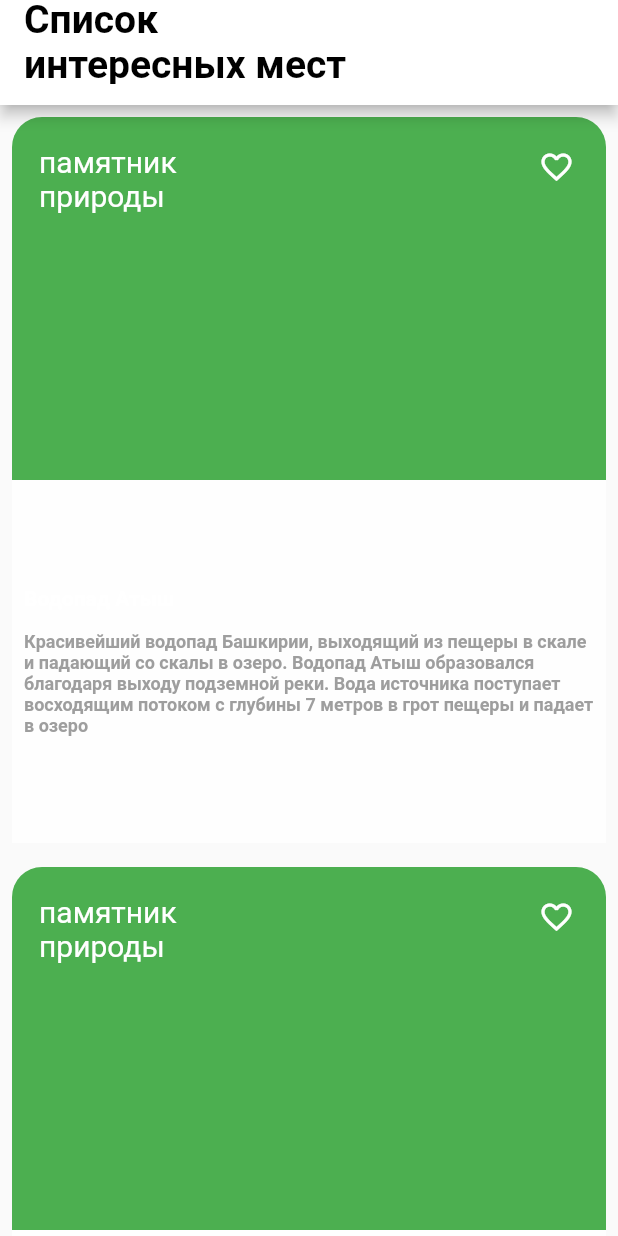
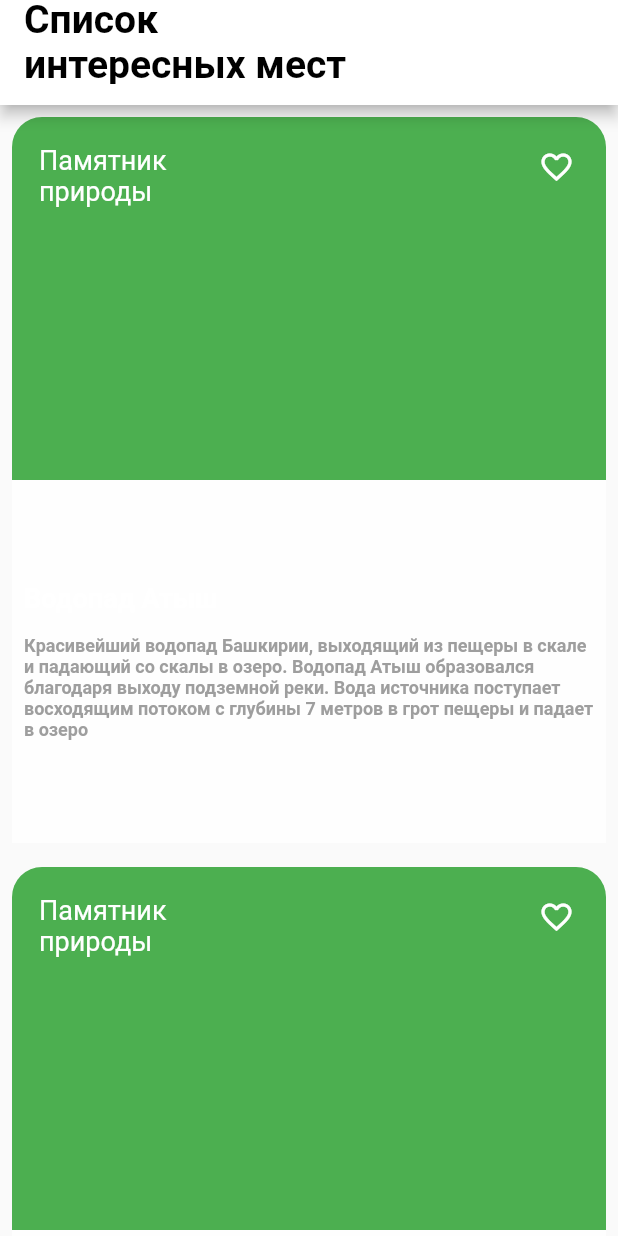
Before and after one commit to venerara/places, a Flutter app: the screen it shows after launch, on a phone screen of 412 x 824 dp. Run offline on Flutter 3.47's test engine with Material 2 defaults, Android fonts, the phone set to English and light mode, and no system bars.

Commit message:
changed files

```diff
--- a/lib/main.dart
+++ b/lib/main.dart
@@ -6,6 +6,7 @@ import 'package:places/ui/screen/sight_details.dart';
 import 'package:places/ui/screen/Sight_list_screen.dart';
 import 'package:places/ui/screen/sight_card.dart';
 import 'package:places/mocks.dart';
+import 'package:places/ui/res/appstrings.dart';
 
 void main() {
   runApp(App());
--- a/lib/ui/screen/sight_card.dart
+++ b/lib/ui/screen/sight_card.dart
@@ -1,21 +1,15 @@
 import 'package:flutter/material.dart';
+import 'package:places/domain/sight.dart';
+import 'package:places/ui/res/appstrings.dart';
+import 'package:places/ui/res/buttons.dart';
+import 'package:places/mocks.dart';
 
 class SightCard extends StatelessWidget {
-  final String name; //название достопримечательности
-  final double lat; //координата места
-  final double lon; //координата места
-  final String url; //путь до фотографии в интернете
-  final String details; //описание достопримечательности
-  final String type; //тип достопримечательности
-
-  SightCard({
-    required this.name,
-    required this.lat,
-    required this.lon,
-    required this.url,
-    required this.details,
-    required this.type,
-  });
+  final Sight sight;
+  const SightCard({
+    Key? key,
+    required this.sight,
+  }) : super(key: key);
 
   @override
   Widget build(BuildContext context) {
@@ -31,7 +25,9 @@ class SightCard extends StatelessWidget {
                 color: Colors.green,
                 borderRadius: BorderRadius.only(
                   topLeft: Radius.circular(20),
-                    topRight: Radius.circular(20))),
+                  topRight: Radius.circular(20),
+                ),
+              ),
               child: Stack(
                 children: <Widget>[
                   Positioned(
@@ -40,12 +36,10 @@ class SightCard extends StatelessWidget {
                     child: Container(
                       width: 100.0,
                       height: 100.0,
-                    child: (Text(
-                      type,
-                      style: TextStyle(fontSize: 20, color: Colors.white),
-                    )),
+                      child: TextWrapper(text: sight.type),
                     ),
                   ),
+                  // ),
                   Positioned(
                     top: 10,
                     right: 10,
@@ -57,7 +51,8 @@ class SightCard extends StatelessWidget {
                   ),
                 ],
               ),
-          )),
+            ),
+          ),
           Expanded(
             child: Container(
               color: Colors.white70,
@@ -65,15 +60,16 @@ class SightCard extends StatelessWidget {
               alignment: Alignment.centerLeft,
               child: RichText(
                 text: TextSpan(
-                  text: (name + '\n'),
+                  text: (sight.name + '\n'),
                   style: TextStyle(
                     fontWeight: FontWeight.bold,
-                    fontSize: 14,
+                    fontSize: 18,
                   ),
                   children: [
                     TextSpan(
-                        text: ('\n' + details),
-                        style: TextStyle(color: Colors.grey, fontSize: 12)),
+                      text: ('\n' + sight.details),
+                      style: TextStyle(color: Colors.grey, fontSize: 12),
+                    ),
                   ],
                 ),
               ),
@@ -84,3 +80,13 @@ class SightCard extends StatelessWidget {
     );
   }
 }
+
+class TextWrapper extends StatelessWidget {
+  final String text;
+  const TextWrapper({Key? key, required this.text}) : super(key: key);
+
+  @override
+  Widget build(BuildContext context) {
+    return Text(text, style: TextStyle(fontSize: 18, color: Colors.white));
+  }
+}
--- a/lib/ui/screen/sight_list_screen.dart
+++ b/lib/ui/screen/sight_list_screen.dart
@@ -1,5 +1,9 @@
 import 'package:flutter/material.dart';
+import 'package:places/ui/res/appstrings.dart';
+import 'package:places/ui/res/buttons.dart';
 import 'package:places/ui/screen/sight_card.dart';
+import 'package:places/domain/sight.dart';
+import 'package:places/mocks.dart';
 
 class SightListScreen extends StatefulWidget {
   const SightListScreen({
@@ -11,14 +15,6 @@ class SightListScreen extends StatefulWidget {
 }
 
 class _SightListScreenState extends State<SightListScreen> {
-  int count = 0;
-
-  void incrementcount() {
-    setState(() {
-      count++;
-    });
-  }
-
   @override
   Widget build(BuildContext context) {
     return Scaffold(
@@ -27,36 +23,9 @@ class _SightListScreenState extends State<SightListScreen> {
         child: SingleChildScrollView(
           child: Column(
             children: [
-              SightCard(
-                name: 'Водопад Атыш',
-                lat: 54.87,
-                lon: 55.27,
-                url:
-                    'https://uraloved.ru/images/mesta/bashkiriya/lemeza/atish-7.jpg',
-                details:
-                    'Красивейший водопад Башкирии, выходящий из пещеры в скале и падающий со скалы в озеро. Водопад Атыш образовался благодаря выходу подземной реки. Вода источника поступает восходящим потоком с глубины 7 метров в грот пещеры и падает в озеро',
-                type: 'памятник природы',
-              ),
-              SightCard(
-                name: 'Пещера Шульган-Таш',
-                lat: 53.02,
-                lon: 57.03,
-                url:
-                    'https://uraloved.ru/images/mesta/bashkiriya/belaya/kapova-pesh-4.jpg',
-                details:
-                    'Широкую известность пещере придали  около двухсот древних наскальных рисунков, выполненных красной охрой и углем. Возраст рисунков  – 14−14,5 тысяч лет, размер – от 44 до 112 сантиметров. Древние люди изобразили мамонтов, лошадей, других животных, антропоморфные фигуры. Слева от входа в пещеру – озеро глубиной более 80 метров',
-                type: 'памятник природы',
-              ),
-              SightCard(
-                name: 'Голубое озеро',
-                lat: 54.35,
-                lon: 55.87,
-                url:
-                    'https://img.tourister.ru/files/2/3/0/7/8/3/1/3/clones/870_653_fixedwidth.jpg',
-                details:
-                    'Голубое озеро, свое название оно получило за удивительный голубой цвет воды. Постоянная температура воды в озере не превышает 5−ти градусов, при этом оно не замерзает даже в лютые зимние морозы. На дне водоёма есть несколько воронок. Глубина самой большой из них - 5,5 м',
-                type: 'памятник природы',
-              ),
+              SightCard(sight: Mocks.mocks[0]),
+              SightCard(sight: Mocks.mocks[1]),
+              SightCard(sight: Mocks.mocks[2]),
             ],
           ),
         ),
@@ -64,25 +33,3 @@ class _SightListScreenState extends State<SightListScreen> {
     );
   }
 }
-
-class CustomAppBar extends StatelessWidget implements PreferredSizeWidget {
-  CustomAppBar({Key? key})
-      : preferredSize = Size.fromHeight(70.0),
-        super(key: key);
-
-  @override
-  final Size preferredSize;
-
-  @override
-  Widget build(BuildContext context) {
-    return AppBar(
-      backgroundColor: Colors.white,
-      title: const Text(
-        "Список\nинтересных мест",
-        style: TextStyle(
-            color: Colors.black, fontWeight: FontWeight.bold, fontSize: 26),
-        maxLines: 2,
-      ),
-    );
-  }
-}
```
Also changed, not shown: lib/ui/res/appstrings.dart (added, +16 -0 lines), lib/ui/res/buttons.dart (added, +94 -0 lines). Lines whose indentation alone changed are shown as unchanged.
